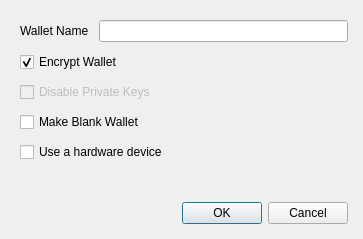
The window that src/qt/forms/createwalletdialog.ui (Runebase/runebase) describes before a commit, drawn with Qt 5.
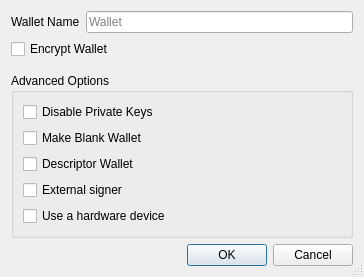
The same window after the commit.

The edit to the form file:
```diff
--- a/src/qt/forms/createwalletdialog.ui
+++ b/src/qt/forms/createwalletdialog.ui
@@ -6,35 +6,17 @@
    <rect>
     <x>0</x>
     <y>0</y>
-    <width>363</width>
-    <height>239</height>
+    <width>364</width>
+    <height>249</height>
    </rect>
   </property>
-  <property name="sizePolicy">
-   <sizepolicy hsizetype="Preferred" vsizetype="Preferred">
-    <horstretch>0</horstretch>
-    <verstretch>0</verstretch>
-   </sizepolicy>
-  </property>
   <property name="windowTitle">
    <string>Create Wallet</string>
   </property>
+  <property name="sizeGripEnabled">
+   <bool>true</bool>
+  </property>
   <layout class="QVBoxLayout" name="verticalLayout">
-   <property name="spacing">
-    <number>10</number>
-   </property>
-   <property name="leftMargin">
-    <number>20</number>
-   </property>
-   <property name="topMargin">
-    <number>20</number>
-   </property>
-   <property name="rightMargin">
-    <number>15</number>
-   </property>
-   <property name="bottomMargin">
-    <number>15</number>
-   </property>
    <item>
     <layout class="QHBoxLayout" name="horizontalLayout">
      <item>
@@ -45,7 +27,17 @@
       </widget>
      </item>
      <item>
-      <widget class="QLineEdit" name="wallet_name_line_edit"/>
+      <widget class="QLineEdit" name="wallet_name_line_edit">
+       <property name="minimumSize">
+        <size>
+         <width>262</width>
+         <height>0</height>
+        </size>
+       </property>
+       <property name="placeholderText">
+        <string>Wallet</string>
+       </property>
+      </widget>
      </item>
     </layout>
    </item>
@@ -58,14 +50,36 @@
       <string>Encrypt Wallet</string>
      </property>
      <property name="checked">
-      <bool>true</bool>
+      <bool>false</bool>
      </property>
     </widget>
    </item>
+   <item>
+    <spacer name="verticalSpacer_1">
+     <property name="orientation">
+      <enum>Qt::Vertical</enum>
+     </property>
+     <property name="sizeType">
+      <enum>QSizePolicy::Fixed</enum>
+     </property>
+     <property name="sizeHint" stdset="0">
+      <size>
+       <width>20</width>
+       <height>8</height>
+      </size>
+     </property>
+    </spacer>
+   </item>
+   <item>
+    <widget class="QGroupBox" name="groupBox">
+     <property name="title">
+      <string>Advanced Options</string>
+     </property>
+     <layout class="QVBoxLayout" name="verticalLayout_groupbox">
    <item>
     <widget class="QCheckBox" name="disable_privkeys_checkbox">
      <property name="enabled">
-      <bool>false</bool>
+         <bool>true</bool>
      </property>
      <property name="toolTip">
       <string>Disable private keys for this wallet. Wallets with private keys disabled will have no private keys and cannot have an HD seed or imported private keys. This is ideal for watch-only wallets.</string>
@@ -85,6 +99,26 @@
      </property>
     </widget>
    </item>
+      <item>
+       <widget class="QCheckBox" name="descriptor_checkbox">
+        <property name="toolTip">
+         <string>Use descriptors for scriptPubKey management</string>
+        </property>
+        <property name="text">
+         <string>Descriptor Wallet</string>
+        </property>
+       </widget>
+      </item>
+      <item>
+       <widget class="QCheckBox" name="external_signer_checkbox">
+        <property name="toolTip">
+         <string>Use an external signing device such as a hardware wallet. Configure the external signer script in wallet preferences first.</string>
+        </property>
+        <property name="text">
+         <string>External signer</string>
+        </property>
+       </widget>
+      </item>
    <item>
     <widget class="QCheckBox" name="hardware_wallet_checkbox">
      <property name="toolTip">
@@ -95,6 +129,9 @@
      </property>
     </widget>
    </item>
+     </layout>
+    </widget>
+   </item>
    <item>
     <spacer name="verticalSpacer">
      <property name="orientation">
@@ -110,12 +147,6 @@
    </item>
    <item>
     <widget class="QDialogButtonBox" name="buttonBox">
-     <property name="sizePolicy">
-      <sizepolicy hsizetype="Expanding" vsizetype="Preferred">
-       <horstretch>0</horstretch>
-       <verstretch>0</verstretch>
-      </sizepolicy>
-     </property>
      <property name="orientation">
       <enum>Qt::Horizontal</enum>
      </property>
```
Left out of the diff: 6 changed lines with no effect on the pictures. Lines whose indentation alone changed are shown as unchanged.
